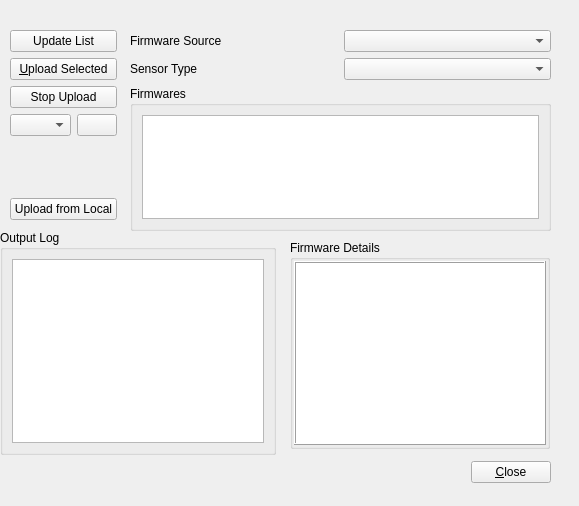
This is gui/src/firmware.ui in dlktdr/HeadTracker as Qt 5 draws it before an edit. The edited form follows.
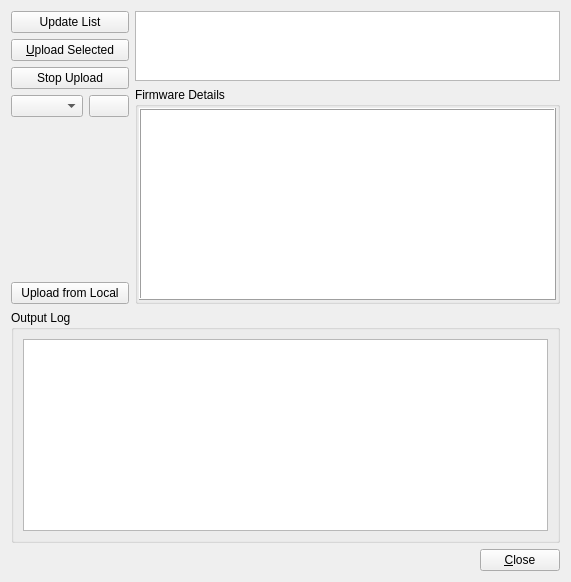
This is the edited form. Icons and pictures are not drawn.

Patch:
```diff
--- a/gui/src/firmware.ui
+++ b/gui/src/firmware.ui
@@ -6,85 +6,17 @@
    <rect>
     <x>0</x>
     <y>0</y>
-    <width>579</width>
-    <height>506</height>
+    <width>571</width>
+    <height>570</height>
    </rect>
   </property>
   <property name="windowTitle">
    <string>Firmware Uploader</string>
   </property>
-  <widget class="QGroupBox" name="groupBox">
-   <property name="geometry">
-    <rect>
-     <x>0</x>
-     <y>230</y>
-     <width>276</width>
-     <height>225</height>
-    </rect>
-   </property>
-   <property name="sizePolicy">
-    <sizepolicy hsizetype="Preferred" vsizetype="Minimum">
-     <horstretch>0</horstretch>
-     <verstretch>0</verstretch>
-    </sizepolicy>
-   </property>
-   <property name="title">
-    <string>Output Log</string>
-   </property>
-   <layout class="QVBoxLayout" name="verticalLayout_2">
+  <layout class="QVBoxLayout" name="verticalLayout_4">
     <item>
-     <widget class="QPlainTextEdit" name="outputLog">
-      <property name="sizePolicy">
-       <sizepolicy hsizetype="Expanding" vsizetype="Minimum">
-        <horstretch>0</horstretch>
-        <verstretch>0</verstretch>
-       </sizepolicy>
-      </property>
-     </widget>
-    </item>
-   </layout>
-  </widget>
-  <widget class="QWidget" name="">
-   <property name="geometry">
-    <rect>
-     <x>30</x>
-     <y>460</y>
-     <width>521</width>
-     <height>25</height>
-    </rect>
-   </property>
-   <layout class="QHBoxLayout" name="horizontalLayout">
-    <item>
-     <spacer name="horizontalSpacer">
-      <property name="orientation">
-       <enum>Qt::Horizontal</enum>
-      </property>
-      <property name="sizeHint" stdset="0">
-       <size>
-        <width>40</width>
-        <height>20</height>
-       </size>
-      </property>
-     </spacer>
-    </item>
-    <item>
-     <widget class="QPushButton" name="cmdClose">
-      <property name="text">
-       <string>&amp;Close</string>
-      </property>
-     </widget>
-    </item>
-   </layout>
-  </widget>
-  <widget class="QWidget" name="">
-   <property name="geometry">
-    <rect>
-     <x>10</x>
-     <y>30</y>
-     <width>107</width>
-     <height>190</height>
-    </rect>
-   </property>
+    <layout class="QGridLayout" name="gridLayout">
+     <item row="0" column="0" rowspan="2">
    <layout class="QVBoxLayout" name="verticalLayout">
     <item>
      <widget class="QPushButton" name="cmdFetch">
@@ -156,48 +88,8 @@
      </widget>
     </item>
    </layout>
-  </widget>
-  <widget class="QWidget" name="">
-   <property name="geometry">
-    <rect>
-     <x>130</x>
-     <y>30</y>
-     <width>421</width>
-     <height>201</height>
-    </rect>
-   </property>
-   <layout class="QGridLayout" name="gridLayout">
-    <item row="0" column="0">
-     <widget class="QLabel" name="label">
-      <property name="text">
-       <string>Firmware Source</string>
-      </property>
-     </widget>
     </item>
     <item row="0" column="1">
-     <widget class="QComboBox" name="comboBox">
-      <property name="toolTip">
-       <string>Modify firmwaresources.ini to add/modify URL's</string>
-      </property>
-     </widget>
-    </item>
-    <item row="1" column="0">
-     <widget class="QLabel" name="label_2">
-      <property name="text">
-       <string>Sensor Type</string>
-      </property>
-     </widget>
-    </item>
-    <item row="1" column="1">
-     <widget class="QComboBox" name="comboBox_2"/>
-    </item>
-    <item row="2" column="0" colspan="2">
-     <widget class="QGroupBox" name="groupBox_3">
-      <property name="title">
-       <string>Firmwares</string>
-      </property>
-      <layout class="QHBoxLayout" name="horizontalLayout_3">
-       <item>
         <widget class="QListWidget" name="lstFirmwares">
          <property name="sizePolicy">
           <sizepolicy hsizetype="MinimumExpanding" vsizetype="Maximum">
@@ -207,20 +99,8 @@
          </property>
         </widget>
        </item>
-      </layout>
-     </widget>
-    </item>
-   </layout>
-  </widget>
+     <item row="1" column="1">
   <widget class="QGroupBox" name="groupBox_2">
-   <property name="geometry">
-    <rect>
-     <x>290</x>
-     <y>240</y>
-     <width>260</width>
-     <height>209</height>
-    </rect>
-   </property>
    <property name="sizePolicy">
     <sizepolicy hsizetype="Preferred" vsizetype="Maximum">
      <horstretch>0</horstretch>
@@ -285,6 +165,59 @@
     </item>
    </layout>
   </widget>
+     </item>
+    </layout>
+   </item>
+   <item>
+    <widget class="QGroupBox" name="groupBox">
+     <property name="sizePolicy">
+      <sizepolicy hsizetype="Preferred" vsizetype="Minimum">
+       <horstretch>0</horstretch>
+       <verstretch>0</verstretch>
+      </sizepolicy>
+     </property>
+     <property name="title">
+      <string>Output Log</string>
+     </property>
+     <layout class="QVBoxLayout" name="verticalLayout_2">
+      <item>
+       <widget class="QPlainTextEdit" name="outputLog">
+        <property name="sizePolicy">
+         <sizepolicy hsizetype="Expanding" vsizetype="Minimum">
+          <horstretch>0</horstretch>
+          <verstretch>0</verstretch>
+         </sizepolicy>
+        </property>
+       </widget>
+      </item>
+     </layout>
+    </widget>
+   </item>
+   <item>
+    <layout class="QHBoxLayout" name="horizontalLayout">
+     <item>
+      <spacer name="horizontalSpacer">
+       <property name="orientation">
+        <enum>Qt::Horizontal</enum>
+       </property>
+       <property name="sizeHint" stdset="0">
+        <size>
+         <width>40</width>
+         <height>20</height>
+        </size>
+       </property>
+      </spacer>
+     </item>
+     <item>
+      <widget class="QPushButton" name="cmdClose">
+       <property name="text">
+        <string>&amp;Close</string>
+       </property>
+      </widget>
+     </item>
+    </layout>
+   </item>
+  </layout>
  </widget>
  <resources>
   <include location="Resources.qrc"/>
```
Lines whose indentation alone changed are shown as unchanged.
